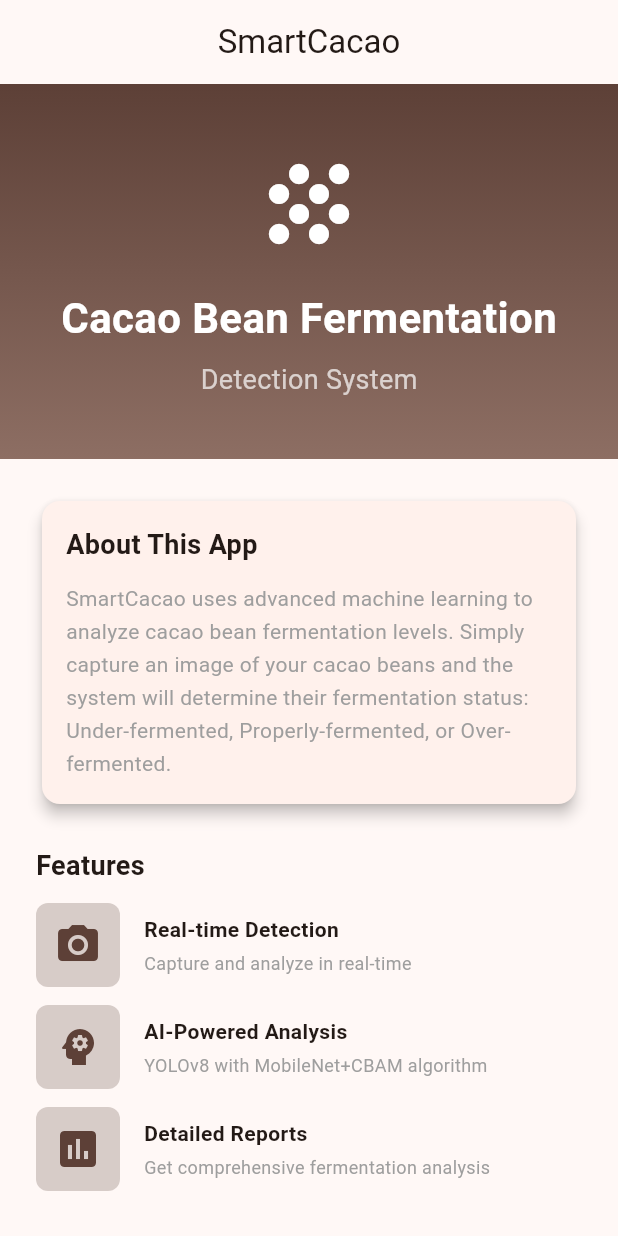
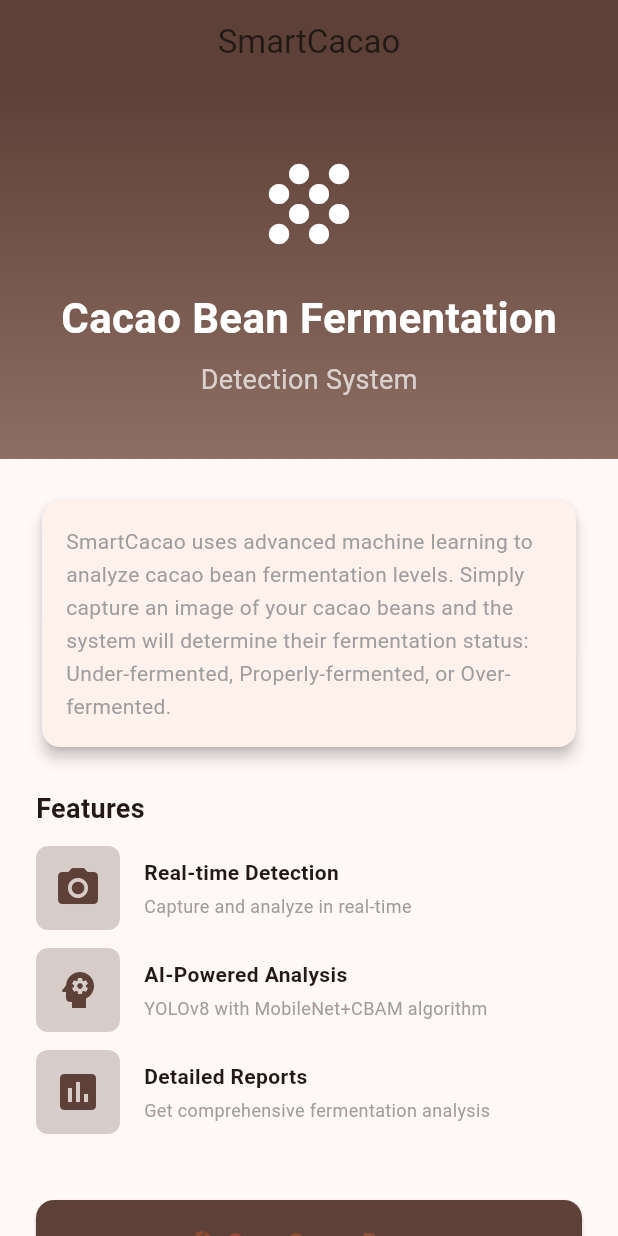
Before and after one commit to DreisseN27/SmartCacao, a Flutter app: the HomeScreen screen opened directly, on a phone screen of 412 x 824 dp. Run offline on Flutter 3.47's test engine with Material 3 defaults, Android fonts, the phone set to English and light mode, and no system bars; our stand-ins replace camera, flutter_secure_storage; missing offline and left inert: tflite_flutter; accounts and stored records are empty.

```diff
--- a/smartcacao/lib/screens/home_screen.dart
+++ b/smartcacao/lib/screens/home_screen.dart
@@ -1,5 +1,7 @@
 import 'package:flutter/material.dart';
 import 'camera_screen.dart';
+import 'login_screen.dart';
+import 'package:flutter_secure_storage/flutter_secure_storage.dart';
 
 class HomeScreen extends StatefulWidget {
   const HomeScreen({super.key});
@@ -9,6 +11,26 @@ class HomeScreen extends StatefulWidget {
 }
 
 class _HomeScreenState extends State<HomeScreen> {
+  final storage = const FlutterSecureStorage();
+
+  final List<Map<String, dynamic>> features = const [
+    {
+      'title': 'Real-time Detection',
+      'description': 'Capture and analyze in real-time',
+      'icon': Icons.camera_alt,
+    },
+    {
+      'title': 'AI-Powered Analysis',
+      'description': 'YOLOv8 with MobileNet+CBAM algorithm',
+      'icon': Icons.psychology,
+    },
+    {
+      'title': 'Detailed Reports',
+      'description': 'Get comprehensive fermentation analysis',
+      'icon': Icons.assessment,
+    },
+  ];
+
   @override
   Widget build(BuildContext context) {
     return Scaffold(
@@ -16,12 +38,55 @@ class _HomeScreenState extends State<HomeScreen> {
         title: const Text('SmartCacao'),
         centerTitle: true,
         elevation: 0,
+        backgroundColor: Colors.brown.shade700,
       ),
-      body: SingleChildScrollView(
+      body: ListView(
+        children: [
+          _buildHeader(),
+          Padding(
+            padding: const EdgeInsets.all(24),
             child: Column(
+              crossAxisAlignment: CrossAxisAlignment.start,
               children: [
-            // Header section with image
-            Container(
+                _buildAboutCard(),
+                const SizedBox(height: 24),
+                const Text(
+                  'Features',
+                  style: TextStyle(
+                    fontSize: 18,
+                    fontWeight: FontWeight.bold,
+                  ),
+                ),
+                const SizedBox(height: 12),
+                // Lazy-load features
+                ListView.builder(
+                  shrinkWrap: true,
+                  physics: const NeverScrollableScrollPhysics(),
+                  itemCount: features.length,
+                  itemBuilder: (context, index) {
+                    final feature = features[index];
+                    return Padding(
+                      padding: const EdgeInsets.only(bottom: 12),
+                      child: _buildFeatureItem(
+                        icon: feature['icon'],
+                        title: feature['title'],
+                        description: feature['description'],
+                      ),
+                    );
+                  },
+                ),
+                const SizedBox(height: 32),
+                _buildMainButtons(context),
+              ],
+            ),
+          ),
+        ],
+      ),
+    );
+  }
+
+  Widget _buildHeader() {
+    return Container(
       width: double.infinity,
       height: 250,
       decoration: BoxDecoration(
@@ -36,14 +101,10 @@ class _HomeScreenState extends State<HomeScreen> {
       ),
       child: Column(
         mainAxisAlignment: MainAxisAlignment.center,
-                children: [
-                  Icon(
-                    Icons.grain,
-                    size: 80,
-                    color: Colors.white,
-                  ),
-                  const SizedBox(height: 16),
-                  const Text(
+        children: const [
+          Icon(Icons.grain, size: 80, color: Colors.white),
+          SizedBox(height: 16),
+          Text(
             'Cacao Bean Fermentation',
             style: TextStyle(
               fontSize: 28,
@@ -51,8 +112,8 @@ class _HomeScreenState extends State<HomeScreen> {
               color: Colors.white,
             ),
           ),
-                  const SizedBox(height: 8),
-                  const Text(
+          SizedBox(height: 8),
+          Text(
             'Detection System',
             style: TextStyle(
               fontSize: 18,
@@ -61,144 +122,19 @@ class _HomeScreenState extends State<HomeScreen> {
           ),
         ],
       ),
-            ),
+    );
+  }
 
-            // Main content
-            Padding(
-              padding: const EdgeInsets.all(24),
-              child: Column(
-                crossAxisAlignment: CrossAxisAlignment.start,
-                children: [
-                  // Description
-                  Card(
+  Widget _buildAboutCard() {
+    return const Card(
       elevation: 4,
       child: Padding(
-                      padding: const EdgeInsets.all(16),
-                      child: Column(
-                        crossAxisAlignment: CrossAxisAlignment.start,
-                        children: [
-                          const Text(
-                            'About This App',
-                            style: TextStyle(
-                              fontSize: 18,
-                              fontWeight: FontWeight.bold,
-                            ),
-                          ),
-                          const SizedBox(height: 12),
-                          const Text(
+        padding: EdgeInsets.all(16),
+        child: Text(
           'SmartCacao uses advanced machine learning to analyze cacao bean fermentation levels. '
           'Simply capture an image of your cacao beans and the system will determine their '
           'fermentation status: Under-fermented, Properly-fermented, or Over-fermented.',
-                            style: TextStyle(
-                              fontSize: 14,
-                              height: 1.6,
-                              color: Colors.grey,
-                            ),
-                          ),
-                        ],
-                      ),
-                    ),
-                  ),
-
-                  const SizedBox(height: 24),
-
-                  // Features
-                  const Text(
-                    'Features',
-                    style: TextStyle(
-                      fontSize: 18,
-                      fontWeight: FontWeight.bold,
-                    ),
-                  ),
-                  const SizedBox(height: 12),
-
-                  _buildFeatureItem(
-                    icon: Icons.camera_alt,
-                    title: 'Real-time Detection',
-                    description: 'Capture and analyze in real-time',
-                  ),
-                  const SizedBox(height: 12),
-
-                  _buildFeatureItem(
-                    icon: Icons.psychology,
-                    title: 'AI-Powered Analysis',
-                    description: 'YOLOv8 with MobileNet+CBAM algorithm',
-                  ),
-                  const SizedBox(height: 12),
-
-                  _buildFeatureItem(
-                    icon: Icons.assessment,
-                    title: 'Detailed Reports',
-                    description: 'Get comprehensive fermentation analysis',
-                  ),
-
-                  const SizedBox(height: 32),
-
-                  // Main action button
-                  SizedBox(
-                    width: double.infinity,
-                    height: 56,
-                    child: ElevatedButton(
-                      onPressed: () {
-                        Navigator.push(
-                          context,
-                          MaterialPageRoute(
-                            builder: (context) => const CameraScreen(),
-                          ),
-                        );
-                      },
-                      style: ElevatedButton.styleFrom(
-                        backgroundColor: Colors.brown.shade700,
-                        shape: RoundedRectangleBorder(
-                          borderRadius: BorderRadius.circular(12),
-                        ),
-                      ),
-                      child: const Row(
-                        mainAxisAlignment: MainAxisAlignment.center,
-                        children: [
-                          Icon(Icons.camera),
-                          SizedBox(width: 8),
-                          Text(
-                            'Scan Cacao Beans',
-                            style: TextStyle(
-                              fontSize: 16,
-                              fontWeight: FontWeight.bold,
-                            ),
-                          ),
-                        ],
-                      ),
-                    ),
-                  ),
-
-                  const SizedBox(height: 16),
-
-                  // Settings button
-                  SizedBox(
-                    width: double.infinity,
-                    height: 56,
-                    child: OutlinedButton(
-                      onPressed: () {
-                        _showSettings(context);
-                      },
-                      style: OutlinedButton.styleFrom(
-                        shape: RoundedRectangleBorder(
-                          borderRadius: BorderRadius.circular(12),
-                        ),
-                      ),
-                      child: const Row(
-                        mainAxisAlignment: MainAxisAlignment.center,
-                        children: [
-                          Icon(Icons.settings),
-                          SizedBox(width: 8),
-                          Text('Settings'),
-                        ],
-                      ),
-                    ),
-                  ),
-                ],
-              ),
-            ),
-          ],
+          style: TextStyle(fontSize: 14, height: 1.6, color: Colors.grey),
         ),
       ),
     );
@@ -217,33 +153,80 @@ class _HomeScreenState extends State<HomeScreen> {
             color: Colors.brown.shade100,
             borderRadius: BorderRadius.circular(8),
           ),
-          child: Icon(
-            icon,
-            color: Colors.brown.shade700,
-            size: 32,
-          ),
+          child: Icon(icon, color: Colors.brown.shade700, size: 32),
         ),
         const SizedBox(width: 16),
         Expanded(
           child: Column(
             crossAxisAlignment: CrossAxisAlignment.start,
             children: [
-              Text(
-                title,
+              Text(title,
                   style: const TextStyle(
                     fontSize: 14,
                     fontWeight: FontWeight.bold,
-                ),
-              ),
+                  )),
               const SizedBox(height: 4),
-              Text(
-                description,
+              Text(description,
                   style: const TextStyle(
                     fontSize: 12,
                     color: Colors.grey,
+                  )),
+            ],
           ),
         ),
       ],
+    );
+  }
+
+  Widget _buildMainButtons(BuildContext context) {
+    return Column(
+      children: [
+        SizedBox(
+          width: double.infinity,
+          height: 56,
+          child: ElevatedButton(
+            onPressed: () {
+              Navigator.push(
+                context,
+                MaterialPageRoute(builder: (_) => const CameraScreen()),
+              );
+            },
+            style: ElevatedButton.styleFrom(
+              backgroundColor: Colors.brown.shade700,
+              shape: RoundedRectangleBorder(
+                  borderRadius: BorderRadius.circular(12)),
+            ),
+            child: const Row(
+              mainAxisAlignment: MainAxisAlignment.center,
+              children: [
+                Icon(Icons.camera),
+                SizedBox(width: 8),
+                Text(
+                  'Scan Cacao Beans',
+                  style: TextStyle(fontSize: 16, fontWeight: FontWeight.bold),
+                ),
+              ],
+            ),
+          ),
+        ),
+        const SizedBox(height: 16),
+        SizedBox(
+          width: double.infinity,
+          height: 56,
+          child: OutlinedButton(
+            onPressed: () => _showSettings(context),
+            style: OutlinedButton.styleFrom(
+              shape: RoundedRectangleBorder(
+                  borderRadius: BorderRadius.circular(12)),
+            ),
+            child: const Row(
+              mainAxisAlignment: MainAxisAlignment.center,
+              children: [
+                Icon(Icons.settings),
+                SizedBox(width: 8),
+                Text('Settings'),
+              ],
+            ),
           ),
         ),
       ],
@@ -261,23 +244,41 @@ class _HomeScreenState extends State<HomeScreen> {
           children: [
             const Text(
               'Model Information',
-              style: TextStyle(
-                fontWeight: FontWeight.bold,
-                fontSize: 14,
-              ),
+              style: TextStyle(fontWeight: FontWeight.bold, fontSize: 14),
             ),
             const SizedBox(height: 12),
             const Text('Model: YOLOv8n'),
             const Text('Algorithm: YOLOv8 + MobileNet + CBAM'),
             const Text('Classes: 3 (Under, Proper, Over Fermented)'),
             const Text('Input Size: 640x640'),
+            const SizedBox(height: 24),
+            const Text(
+              'Account',
+              style: TextStyle(fontWeight: FontWeight.bold, fontSize: 14),
+            ),
+            const SizedBox(height: 12),
+            SizedBox(
+              width: double.infinity,
+              child: ElevatedButton.icon(
+                onPressed: () async {
+                  await storage.delete(key: 'token');
+                  Navigator.pushAndRemoveUntil(
+                    context,
+                    MaterialPageRoute(builder: (_) => const LoginScreen()),
+                    (route) => false,
+                  );
+                },
+                icon: const Icon(Icons.logout),
+                label: const Text('Logout'),
+                style: ElevatedButton.styleFrom(
+                    backgroundColor: Colors.brown.shade700),
+              ),
+            ),
           ],
         ),
         actions: [
           TextButton(
-            onPressed: () => Navigator.pop(context),
-            child: const Text('Close'),
-          ),
+              onPressed: () => Navigator.pop(context), child: const Text('Close'))
         ],
       ),
     );
--- /dev/null
+++ b/smartcacao/lib/utils/constants.dart
@@ -0,0 +1,5 @@
+class Constants {
+
+  static const String baseUrl = "http://192.168.1.8:8000/api";
+
+}
--- a/smartcacao/pubspec.yaml
+++ b/smartcacao/pubspec.yaml
@@ -33,6 +33,9 @@ dependencies:
   camera: ^0.10.5
   image: ^4.1.3
   tflite_flutter: ^0.11.0
+  http: ^1.2.1
+  flutter_secure_storage: ^9.0.0
+  shared_preferences: ^2.2.0
 
   # The following adds the Cupertino Icons font to your application.
   # Use with the CupertinoIcons class for iOS style icons.
```
Also changed, not shown: smartcacao/lib/main.dart (+27 -1 lines), smartcacao/lib/models/user_model.dart (added, +15 -0 lines), smartcacao/lib/screens/login_screen.dart (added, +138 -0 lines), smartcacao/lib/screens/register_screen.dart (added, +174 -0 lines), smartcacao/lib/services/auth_service.dart (added, +53 -0 lines), smartcacao/pubspec.lock, 6 other files. Lines whose indentation alone changed are shown as unchanged.
